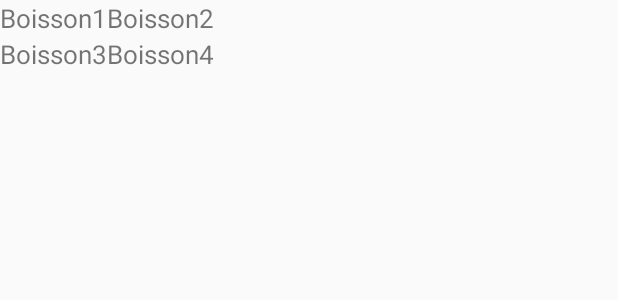
After one commit to BarAppQC/Projet, an Android app: the layout boisson.xml on its own in the app's theme, with its tools: preview values and no code run, on a phone screen of 412 x 824 dp. The commit adds this screen. Shown: the top 300 px of the screen. Run offline under Robolectric (Android 15) with nearby library versions, the phone set to English and light mode, and no system bars.

Commit message:
Ajout des interfaces personnalisées
Ajout des layout pour chaque onglet du menu pour pouvoir éditer les interfaces indépendamment du reste.
Ajout des interfaces dans l'activity principale pour un rendu extraordinaire !

```diff
--- /dev/null
+++ b/BarApp/app/src/main/res/layout/boisson.xml
@@ -0,0 +1,19 @@
+<?xml version="1.0" encoding="utf-8"?>
+<TableLayout xmlns:android="http://schemas.android.com/apk/res/android"
+    android:layout_width="match_parent" android:layout_height="match_parent"
+    android:id="@+id/layout_boisson">
+
+    <TableRow>
+        <TextView
+            android:text="Boisson1"/>
+        <TextView
+            android:text="Boisson2"/>
+    </TableRow>
+
+    <TableRow>
+        <TextView
+            android:text="Boisson3"/>
+        <TextView
+            android:text="Boisson4"/>
+    </TableRow>
+</TableLayout>
--- a/BarApp/app/src/main/res/values/dimens.xml
+++ b/BarApp/app/src/main/res/values/dimens.xml
@@ -9,4 +9,6 @@
     <dimen name="bandeau_haut_margin_right">6dp</dimen>
     <dimen name="bandeau_haut_margin_left">6dp</dimen>
     <dimen name="bandeau_haut_margin_top">5dp</dimen>
+    <dimen name="contenu_marge_top">90dp</dimen>
+    <dimen name="contenu_marge_bot">90dp</dimen>
 </resources>
```
Also changed, not shown: BarApp/app/src/main/java/com/example/lucas/barapp/MainActivity.java (+66 -18 lines), BarApp/app/src/main/res/layout/accueil.xml (added, +13 -0 lines), BarApp/app/src/main/res/layout/activity_main.xml (+2 -17 lines), BarApp/app/src/main/res/layout/paiement.xml (added, +13 -0 lines), BarApp/app/src/main/res/layout/team.xml (added, +13 -0 lines).
